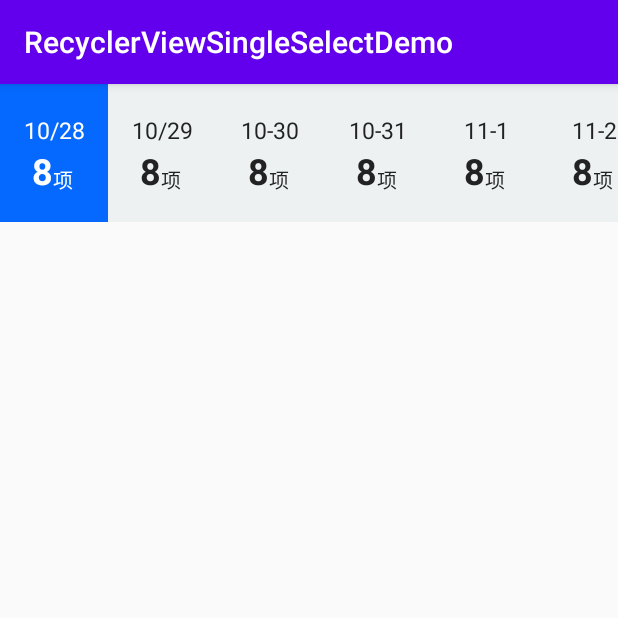
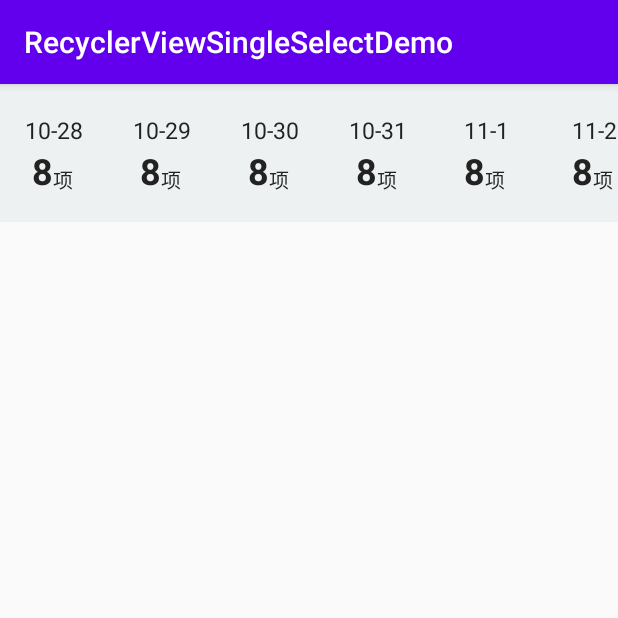
Before and after one commit to lidongRebirth/RecyclerViewSingleSelectDemo, an Android app: the SingleSelect2Activity screen opened directly, with no data from a screen before it, on a phone screen of 412 x 824 dp, the top half of it. Run offline under Robolectric (Android 15) with nearby library versions, the phone set to English and light mode, and no system bars.

Commit message:
新增可取消选择的单选;修复color里创建selector可能出现的错误

```diff
--- a/app/src/main/AndroidManifest.xml
+++ b/app/src/main/AndroidManifest.xml
@@ -9,9 +9,10 @@
         android:roundIcon="@mipmap/ic_launcher_round"
         android:supportsRtl="true"
         android:theme="@style/AppTheme">
-        <activity android:name="com.myfittinglife.recyclerviewselectdemo.MutilSelectActivity"></activity>
-        <activity android:name="com.myfittinglife.recyclerviewselectdemo.SingleSelectActivity" />
-        <activity android:name="com.myfittinglife.recyclerviewselectdemo.MainActivity">
+        <activity android:name=".SingleSelect2Activity"></activity>
+        <activity android:name=".MutilSelectActivity" />
+        <activity android:name=".SingleSelectActivity" />
+        <activity android:name=".MainActivity">
             <intent-filter>
                 <action android:name="android.intent.action.MAIN" />
 
--- a/app/src/main/java/com/myfittinglife/recyclerviewselectdemo/MainActivity.kt
+++ b/app/src/main/java/com/myfittinglife/recyclerviewselectdemo/MainActivity.kt
@@ -19,9 +19,13 @@ class MainActivity : AppCompatActivity() {
         setContentView(R.layout.activity_main)
 
 
-        //单选
+        //单选(必选一个)
         btnSingleSelect.setOnClickListener {
             startActivity(Intent(this,SingleSelectActivity::class.java))
+        }
+        //单选(可不选择)
+        btnSingleSelect2.setOnClickListener {
+            startActivity(Intent(this,SingleSelect2Activity::class.java))
         }
 
         //多选
--- a/app/src/main/java/com/myfittinglife/recyclerviewselectdemo/SingleSelectActivity.kt
+++ b/app/src/main/java/com/myfittinglife/recyclerviewselectdemo/SingleSelect2Activity.kt
@@ -2,39 +2,38 @@ package com.myfittinglife.recyclerviewselectdemo
 
 import androidx.appcompat.app.AppCompatActivity
 import android.os.Bundle
+import android.widget.Toast
 import androidx.recyclerview.widget.DefaultItemAnimator
 import androidx.recyclerview.widget.LinearLayoutManager
-import com.myfittinglife.recyclerviewselectdemo.adapter.SingleSelectAdapter
-import kotlinx.android.synthetic.main.activity_single_select.*
+import com.myfittinglife.recyclerviewselectdemo.adapter.SingleSelectAdapter2
+import kotlinx.android.synthetic.main.activity_single_select2.*
 
 /**
  @Author LD
- @Time 2020/11/17 15:46
- @Describe 单选
+ @Time 2021/12/11 9:46
+ @Describe 单选，可不选择
  @Modify
 */
-
-class SingleSelectActivity : AppCompatActivity() {
+class SingleSelect2Activity : AppCompatActivity() {
 
     var dataList = mutableListOf<String>()
     var singleSelectAdapter =
-        SingleSelectAdapter(
+        SingleSelectAdapter2(
             dataList
         )
 
 
     override fun onCreate(savedInstanceState: Bundle?) {
         super.onCreate(savedInstanceState)
-        setContentView(R.layout.activity_single_select)
+        setContentView(R.layout.activity_single_select2)
 
         initData()
         initRecyclerView()
-
     }
 
     private fun  initData(){
-        dataList.add("10/28")
-        dataList.add("10/29")
+        dataList.add("10-28")
+        dataList.add("10-29")
         dataList.add("10-30")
         dataList.add("10-31")
         dataList.add("11-1")
@@ -63,5 +62,17 @@ class SingleSelectActivity : AppCompatActivity() {
         //将动画去除
         (mRecyclerView.itemAnimator as DefaultItemAnimator).supportsChangeAnimations = false
         mRecyclerView.adapter = singleSelectAdapter
+
+        singleSelectAdapter.setOnMyItemClickListener(object :SingleSelectAdapter2.MyItemClickListener{
+            override fun onClick(position: Int, isSelect: Boolean) {
+                if(isSelect){
+                    Toast.makeText(this@SingleSelect2Activity,"选中：${dataList[position]}",Toast.LENGTH_SHORT).show()
+                }else{
+                    Toast.makeText(this@SingleSelect2Activity,"取消选中：${dataList[position]}",Toast.LENGTH_SHORT).show()
+                }
+            }
+
+        })
     }
+
 }
--- a/app/src/main/java/com/myfittinglife/recyclerviewselectdemo/adapter/SingleSelectAdapter.kt
+++ b/app/src/main/java/com/myfittinglife/recyclerviewselectdemo/adapter/SingleSelectAdapter.kt
@@ -16,26 +16,25 @@ import com.myfittinglife.recyclerviewselectdemo.R
 class SingleSelectAdapter(var mDataList: MutableList<String>) :
     RecyclerView.Adapter<SingleSelectAdapter.MyViewHolder>() {
 
+    companion object{
+        const val TAG ="ceshi"
+    }
     //选择的位置(-1则代表默认没有选中，0代表默认选中第一个)
     var selPosition = 0
+
     //临时记录上次选择的位置
     var temp =-1
 
-    companion object{
-        const val TAG ="ceshi"
+    override fun onCreateViewHolder(parent: ViewGroup, viewType: Int): SingleSelectAdapter.MyViewHolder {
+        var view = LayoutInflater.from(parent.context).inflate(R.layout.item_single_select, parent, false)
+        return MyViewHolder(view)
     }
-
-    inner class MyViewHolder(itemView: View) : RecyclerView.ViewHolder(itemView) {
-        //日期
-        var date = itemView.findViewById<TextView>(R.id.tvDate)
-    }
-
 
     override fun getItemCount(): Int {
         return mDataList.size
     }
 
-    override fun onBindViewHolder(holder: MyViewHolder, position: Int) {
+    override fun onBindViewHolder(holder: SingleSelectAdapter.MyViewHolder, position: Int) {
         holder.date.text = mDataList[position]
 
         holder.itemView.isSelected = holder.layoutPosition==selPosition
@@ -48,12 +47,18 @@ class SingleSelectAdapter(var mDataList: MutableList<String>) :
             selPosition = holder.layoutPosition
             //更新旧位置
             notifyItemChanged(temp)
-
         }
     }
 
-    override fun onCreateViewHolder(parent: ViewGroup, viewType: Int): MyViewHolder {
-        var view = LayoutInflater.from(parent.context).inflate(R.layout.item_single_select, parent, false)
-        return MyViewHolder(view)
+    inner class MyViewHolder(itemView: View) : RecyclerView.ViewHolder(itemView) {
+        //日期
+        var date = itemView.findViewById<TextView>(R.id.tvDate)
     }
+
+
+
+
+
+
+
 }
--- /dev/null
+++ b/app/src/main/java/com/myfittinglife/recyclerviewselectdemo/adapter/SingleSelectAdapter2.kt
@@ -0,0 +1,86 @@
+package com.myfittinglife.recyclerviewselectdemo.adapter
+
+import android.view.LayoutInflater
+import android.view.View
+import android.view.ViewGroup
+import android.widget.TextView
+import androidx.recyclerview.widget.RecyclerView
+import com.myfittinglife.recyclerviewselectdemo.R
+
+
+/**
+@Author LD
+@Time 2021/12/11 9:40
+@Describe 单选适配器(可以不选择)
+@Modify
+ */
+class SingleSelectAdapter2(var mDataList: MutableList<String>) :
+    RecyclerView.Adapter<SingleSelectAdapter2.MyViewHolder>() {
+
+    companion object {
+        const val TAG = "ceshi"
+    }
+
+    private var mItemClickListener: MyItemClickListener?=null
+
+
+    //选择的位置(-1则代表默认没有选中，0代表默认选中第一个)
+    private var selPosition = -1
+
+    //临时记录上次选择的位置
+    private var temp = -1
+
+    override fun onCreateViewHolder(
+        parent: ViewGroup,
+        viewType: Int
+    ): SingleSelectAdapter2.MyViewHolder {
+        var view =
+            LayoutInflater.from(parent.context).inflate(R.layout.item_single_select, parent, false)
+        return MyViewHolder(view)
+    }
+
+    override fun getItemCount(): Int {
+        return mDataList.size
+    }
+
+    override fun onBindViewHolder(holder: SingleSelectAdapter2.MyViewHolder, position: Int) {
+        holder.date.text = mDataList[position]
+
+        holder.itemView.isSelected = holder.layoutPosition == selPosition
+
+        holder.itemView.setOnClickListener {
+
+            if (it.isSelected) {
+                it.isSelected = false
+                notifyItemChanged(selPosition)
+                selPosition = -1
+                //更新旧位置
+                mItemClickListener?.onClick(holder.layoutPosition,false)
+            }else{
+                holder.itemView.isSelected = true
+                //将旧的位置保存下来，用于后面把旧的位置颜色变回来
+                temp = selPosition
+                //设置新的位置
+                selPosition = holder.layoutPosition
+                //更新旧位置
+                notifyItemChanged(temp)
+                mItemClickListener?.onClick(holder.layoutPosition,true)
+            }
+        }
+    }
+
+    inner class MyViewHolder(itemView: View) : RecyclerView.ViewHolder(itemView) {
+        //日期
+        var date = itemView.findViewById<TextView>(R.id.tvDate)
+    }
+
+    interface MyItemClickListener{
+        fun onClick(position:Int,isSelect:Boolean)
+    }
+
+    fun setOnMyItemClickListener(listener:MyItemClickListener){
+        this.mItemClickListener = listener
+    }
+
+
+}
--- a/app/src/main/res/color/bg_selector.xml
+++ /dev/null
@@ -1,5 +0,0 @@
-<?xml version="1.0" encoding="utf-8"?>
-<selector xmlns:android="http://schemas.android.com/apk/res/android">
-    <item android:color="#0569FF" android:state_selected="true"></item>
-    <item android:color="#EDF1F2" android:state_selected="false"></item>
-</selector>
--- /dev/null
+++ b/app/src/main/res/drawable/bg_selector.xml
@@ -0,0 +1,5 @@
+<?xml version="1.0" encoding="utf-8"?>
+<selector xmlns:android="http://schemas.android.com/apk/res/android">
+    <item android:drawable="@color/colorBlue" android:state_selected="true"></item>
+    <item android:drawable="@color/colorWhite" android:state_selected="false"></item>
+</selector>
--- /dev/null
+++ b/app/src/main/res/layout/activity_single_select2.xml
@@ -0,0 +1,17 @@
+<?xml version="1.0" encoding="utf-8"?>
+<androidx.constraintlayout.widget.ConstraintLayout xmlns:android="http://schemas.android.com/apk/res/android"
+    xmlns:app="http://schemas.android.com/apk/res-auto"
+    xmlns:tools="http://schemas.android.com/tools"
+    android:layout_width="match_parent"
+    android:layout_height="match_parent"
+    tools:context="com.myfittinglife.recyclerviewselectdemo.SingleSelect2Activity">
+
+    <androidx.recyclerview.widget.RecyclerView
+        android:id="@+id/mRecyclerView"
+        android:layout_width="0dp"
+        android:layout_height="wrap_content"
+        app:layout_constraintLeft_toLeftOf="parent"
+        app:layout_constraintRight_toRightOf="parent"
+        app:layout_constraintTop_toTopOf="parent"/>
+
+</androidx.constraintlayout.widget.ConstraintLayout>
--- a/app/src/main/res/layout/item_single_select.xml
+++ b/app/src/main/res/layout/item_single_select.xml
@@ -1,8 +1,9 @@
 <?xml version="1.0" encoding="utf-8"?>
-<androidx.constraintlayout.widget.ConstraintLayout xmlns:android="http://schemas.android.com/apk/res/android"
+<androidx.constraintlayout.widget.ConstraintLayout
+    xmlns:android="http://schemas.android.com/apk/res/android"
     android:layout_width="72dp"
     android:layout_height="92dp"
-    android:background="@color/bg_selector"
+    android:background="@drawable/bg_selector"
     xmlns:app="http://schemas.android.com/apk/res-auto">
     <TextView
         android:id="@+id/tvDate"
@@ -31,14 +32,12 @@
         android:id="@+id/tv2"
         android:text="项"
         android:textColor="@color/text_sel"
-
         android:textSize="13sp"
         android:layout_width="wrap_content"
         android:layout_height="wrap_content"
         app:layout_constraintLeft_toRightOf="@id/tv1"
         app:layout_constraintBottom_toBottomOf="@id/tv1"
-        android:gravity="bottom"
-        />
+        android:gravity="bottom"/>
 
 
 </androidx.constraintlayout.widget.ConstraintLayout>
--- a/app/src/main/res/mipmap-anydpi-v26/ic_launcher.xml
+++ /dev/null
@@ -1,5 +0,0 @@
-<?xml version="1.0" encoding="utf-8"?>
-<adaptive-icon xmlns:android="http://schemas.android.com/apk/res/android">
-    <background android:drawable="@drawable/ic_launcher_background" />
-    <foreground android:drawable="@drawable/ic_launcher_foreground" />
-</adaptive-icon>
--- a/app/src/main/res/mipmap-anydpi-v26/ic_launcher_round.xml
+++ /dev/null
@@ -1,5 +0,0 @@
-<?xml version="1.0" encoding="utf-8"?>
-<adaptive-icon xmlns:android="http://schemas.android.com/apk/res/android">
-    <background android:drawable="@drawable/ic_launcher_background" />
-    <foreground android:drawable="@drawable/ic_launcher_foreground" />
-</adaptive-icon>
--- a/app/src/main/res/values/colors.xml
+++ b/app/src/main/res/values/colors.xml
@@ -3,4 +3,9 @@
     <color name="colorPrimary">#6200EE</color>
     <color name="colorPrimaryDark">#3700B3</color>
     <color name="colorAccent">#03DAC5</color>
+
+    <color name="colorWhite">#EDF1F2</color>
+    <color name="colorBlue">#0569FF</color>
+
+
 </resources>
```
Also changed, not shown: app/src/main/res/drawable-v24/ic_launcher_foreground.xml (deleted, +0 -30 lines), app/src/main/res/layout/activity_main.xml (+6 -1 lines).
